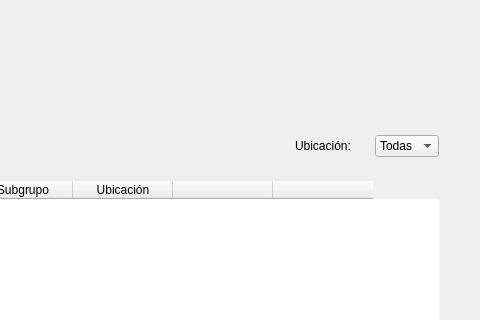
Above: blustock/ui/screens_uis/stock.ui from MaxAPBusiness/Blustock before the change; both pictures show x 768 to 1248 and y 0 to 320 of the 1248 by 777 pixel window. Below: the same form after it.
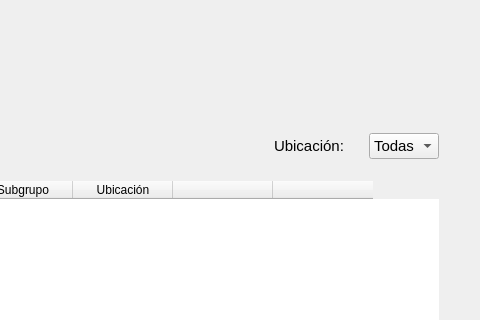
That is the form after the change. Icons and pictures are not drawn.

What changed in the file:
```diff
--- a/blustock/ui/screens_uis/stock.ui
+++ b/blustock/ui/screens_uis/stock.ui
@@ -129,6 +129,11 @@
        </item>
        <item>
         <widget class="QLabel" name="label_3">
+         <property name="font">
+          <font>
+           <pointsize>11</pointsize>
+          </font>
+         </property>
          <property name="text">
           <string>Ubicación: </string>
          </property>
@@ -136,6 +141,11 @@
        </item>
        <item>
         <widget class="QComboBox" name="listaUbi">
+         <property name="font">
+          <font>
+           <pointsize>11</pointsize>
+          </font>
+         </property>
          <item>
           <property name="text">
            <string>Todas</string>
```
